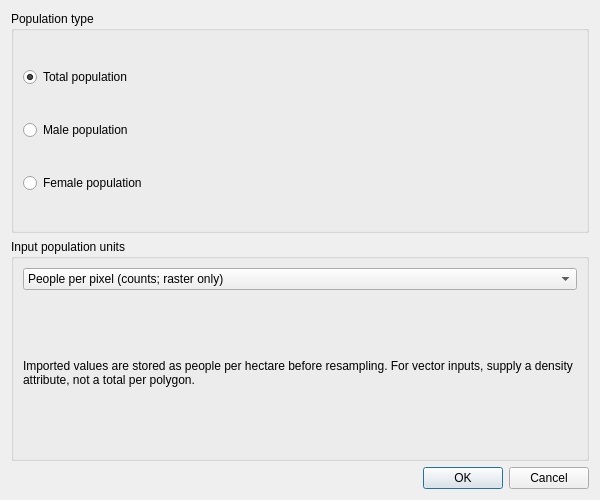
Before: the Qt Designer form LDMP/gui/DlgDataIOImportPopulation.ui in ConservationInternational/trends.earth, drawn with Qt 5.
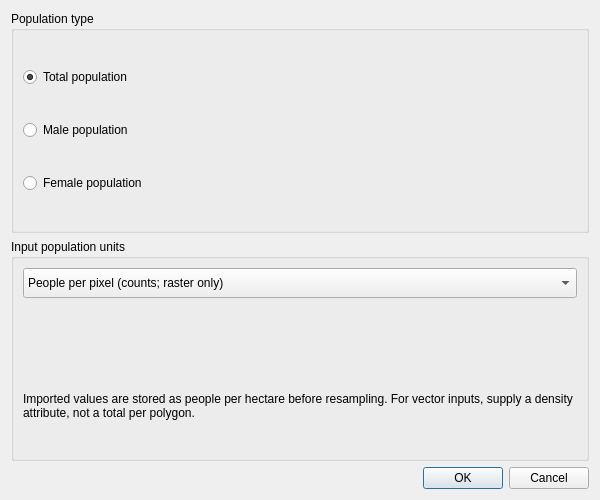
After: the same form once the commit is applied.

Commit message: Fix dialog formatting

```diff
--- a/LDMP/gui/DlgDataIOImportPopulation.ui
+++ b/LDMP/gui/DlgDataIOImportPopulation.ui
@@ -32,6 +32,9 @@
    <bool>true</bool>
   </property>
   <layout class="QVBoxLayout" name="verticalLayout">
+   <property name="sizeConstraint">
+    <enum>QLayout::SetMinimumSize</enum>
+   </property>
     <item>
      <widget class="QGroupBox" name="groupBox_population_type">
       <property name="title">
@@ -69,8 +72,23 @@
     <widget class="QGroupBox" name="groupBox_population_units">
      <property name="title"><string>Input population units</string></property>
      <layout class="QVBoxLayout" name="population_units_layout">
-      <item>
+      <property name="sizeConstraint">
+       <enum>QLayout::SetMinimumSize</enum>
+      </property>
+      <item alignment="Qt::AlignTop">
        <widget class="QComboBox" name="combo_population_units">
+        <property name="sizePolicy">
+         <sizepolicy hsizetype="Preferred" vsizetype="Minimum">
+          <horstretch>0</horstretch>
+          <verstretch>0</verstretch>
+         </sizepolicy>
+        </property>
+        <property name="minimumSize">
+         <size>
+          <width>0</width>
+          <height>30</height>
+         </size>
+        </property>
         <item><property name="text"><string>People per pixel (counts; raster only)</string></property></item>
         <item><property name="text"><string>People per hectare (density)</string></property></item>
         <item><property name="text"><string>People per square kilometre (density)</string></property></item>
@@ -78,6 +96,12 @@
       </item>
       <item>
        <widget class="QLabel" name="label_population_units">
+        <property name="sizePolicy">
+         <sizepolicy hsizetype="Preferred" vsizetype="Minimum">
+          <horstretch>0</horstretch>
+          <verstretch>0</verstretch>
+         </sizepolicy>
+        </property>
         <property name="text"><string>Imported values are stored as people per hectare before resampling. For vector inputs, supply a density attribute, not a total per polygon.</string></property>
         <property name="wordWrap"><bool>true</bool></property>
        </widget>
```
Left out of the diff: 3 changed lines with no effect on the pictures.
